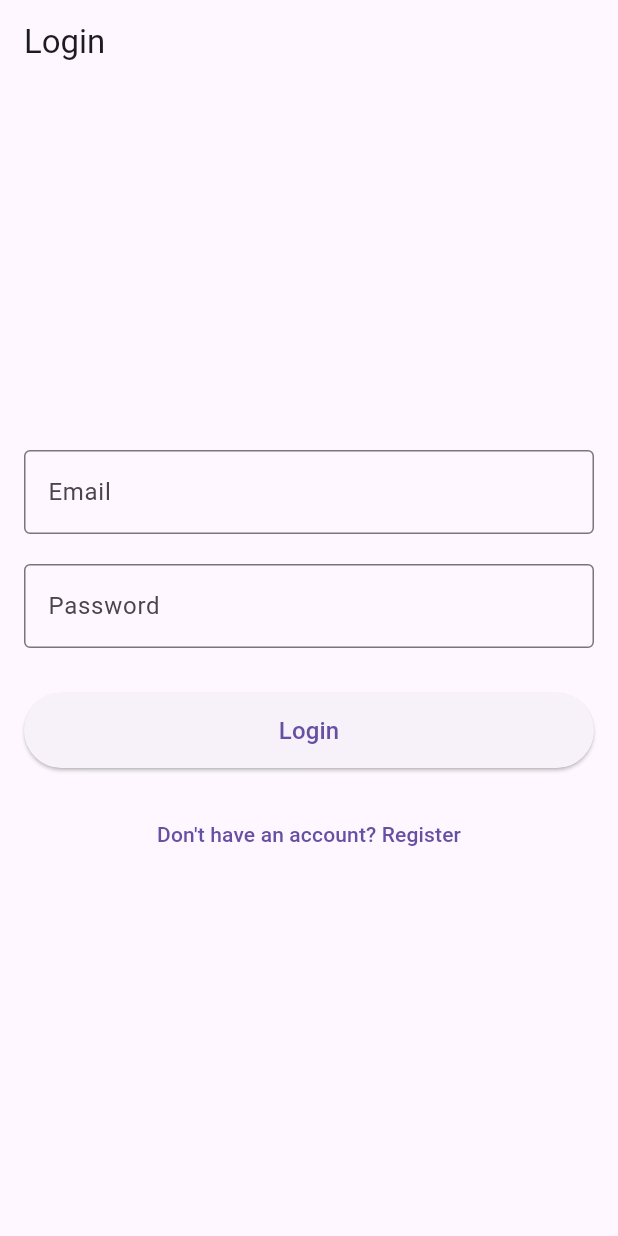
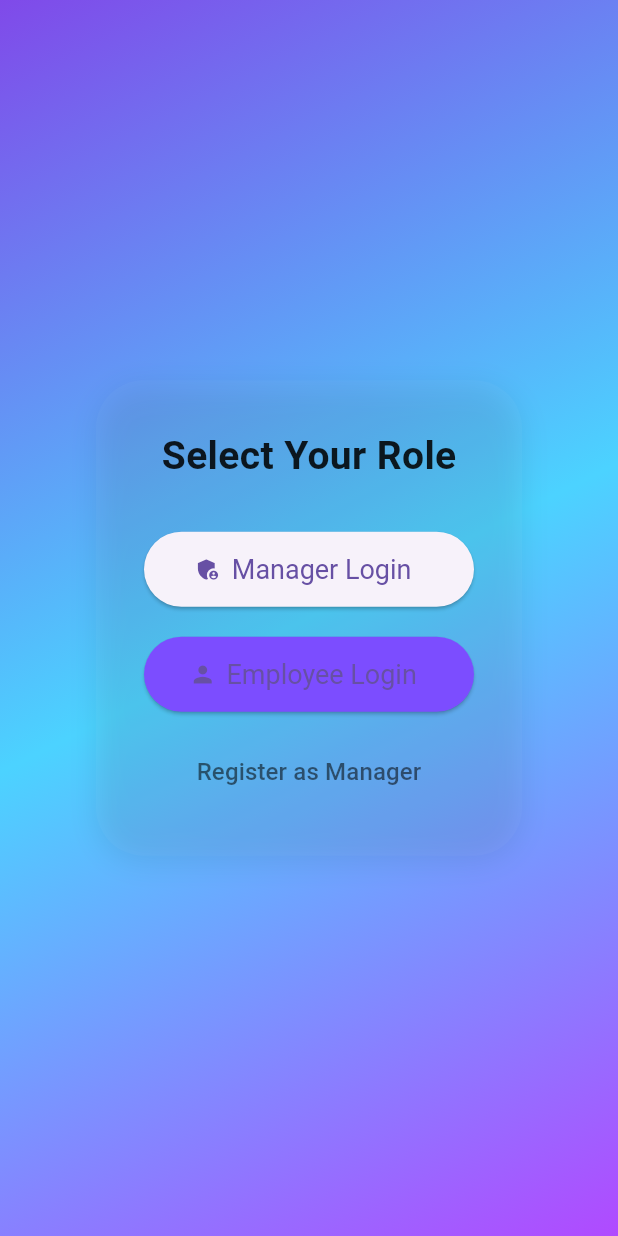
Before and after one commit to ishant9805/Inventro, a Flutter app: the screen it shows after launch, on a phone screen of 412 x 824 dp. Run offline on Flutter 3.47's test engine with Material 3 defaults, Android fonts, the phone set to English and light mode, and no system bars; our stand-ins replace get; accounts and stored records are empty.

Commit message:
Done with Splash and role selection

```diff
--- /dev/null
+++ b/lib/app/modules/auth/views/role_selection_screen.dart
@@ -0,0 +1,97 @@
+import 'package:flutter/material.dart';
+import 'package:get/get.dart';
+import 'package:inventro/app/routes/app_routes.dart';
+
+class RoleSelectionScreen extends StatelessWidget {
+  const RoleSelectionScreen({super.key});
+
+  @override
+  Widget build(BuildContext context) {
+    // Lighter version of your splash gradient
+    const List<Color> baseColors = [
+      Color(0xFF4A00E0), // Deep blue/purple
+      Color(0xFF00C3FF), // Cyan
+      Color(0xFF8F00FF), // Purple
+    ];
+    final List<Color> lightColors = baseColors.map((c) => c.withOpacity(0.7)).toList();
+
+    return Scaffold(
+      body: Container(
+        width: double.infinity,
+        height: double.infinity,
+        decoration: BoxDecoration(
+          gradient: LinearGradient(
+            begin: Alignment.topLeft,
+            end: Alignment.bottomRight,
+            colors: lightColors,
+          ),
+        ),
+        child: Center(
+          child: Container(
+            padding: const EdgeInsets.symmetric(horizontal: 32, vertical: 32),
+            decoration: BoxDecoration(
+              color: Colors.white.withAlpha(7),
+              borderRadius: BorderRadius.circular(32),
+              boxShadow: [
+                BoxShadow(
+                  color: Colors.black.withValues(alpha: 0.08),
+                  blurRadius: 16,
+                  offset: const Offset(0, 4),
+                ),
+              ],
+            ),
+            child: Column(
+              mainAxisSize: MainAxisSize.min,
+              children: [
+                const Text(
+                  "Select Your Role",
+                  style: TextStyle(
+                    fontSize: 26,
+                    fontWeight: FontWeight.bold,
+                    color: Colors.black87,
+                  ),
+                ),
+                const SizedBox(height: 32),
+                ElevatedButton.icon(
+                  icon: const Icon(Icons.admin_panel_settings),
+                  label: const Text("Manager Login"),
+                  style: ElevatedButton.styleFrom(
+                    minimumSize: const Size(220, 50),
+                    textStyle: const TextStyle(fontSize: 18),
+                  ),
+                  onPressed: () {
+                    Get.toNamed(AppRoutes.login);
+                  },
+                ),
+                const SizedBox(height: 20),
+                ElevatedButton.icon(
+                  icon: const Icon(Icons.person),
+                  label: const Text("Employee Login"),
+                  style: ElevatedButton.styleFrom(
+                    minimumSize: const Size(220, 50),
+                    backgroundColor: Colors.deepPurpleAccent,
+                    textStyle: const TextStyle(fontSize: 18),
+                  ),
+                  onPressed: () {
+                    // TODO: Add employee login route when ready
+                    Get.snackbar("Coming Soon", "Employee login coming soon!");
+                  },
+                ),
+                const SizedBox(height: 16),
+                TextButton(
+                  onPressed: () {
+                    Get.toNamed(AppRoutes.register);
+                  },
+                  child: const Text(
+                    "Register as Manager",
+                    style: TextStyle(fontSize: 16, color: Colors.black54),
+                  ),
+                ),
+              ],
+            ),
+          ),
+        ),
+      ),
+    );
+  }
+}
--- a/lib/app/routes/app_pages.dart
+++ b/lib/app/routes/app_pages.dart
@@ -1,5 +1,7 @@
 import 'package:get/get.dart';
 import 'package:inventro/app/modules/auth/views/manager/dashboard.dart';
+import 'package:inventro/app/modules/auth/views/role_selection_screen.dart';
+import 'package:inventro/app/modules/auth/views/splash_screen.dart';
 import '../modules/auth/views/manager/login_screen.dart';
 import '../modules/auth/views/manager/register_screen.dart';
 // later we will import dashboard_view.dart too
@@ -8,6 +10,14 @@ import 'app_routes.dart';
 
 class AppPages {
   static final pages = [
+    GetPage(
+      name: AppRoutes.splash,
+      page: () => const SplashScreen(),
+    ),
+    GetPage(
+      name: AppRoutes.roleSelection,
+      page: () => const RoleSelectionScreen()
+    ),
     GetPage(
       name: AppRoutes.login,
       page: () => LoginScreen(),
--- a/lib/app/routes/app_routes.dart
+++ b/lib/app/routes/app_routes.dart
@@ -1,4 +1,6 @@
 abstract class AppRoutes {
+  static const String splash = '/splash';
+  static const String roleSelection = '/role-selection';
   static const String login = '/login';
   static const String register = '/register';
   static const String dashboard = '/dashboard'; // we will make this after login
--- a/lib/main.dart
+++ b/lib/main.dart
@@ -1,31 +1,24 @@
 import 'package:flutter/material.dart';
 import 'package:get/get.dart';
-import 'package:inventro/app/modules/auth/views/manager/dashboard.dart';
-// Import app routes
-import 'package:inventro/app/modules/auth/views/manager/login_screen.dart';  // Import login screen
-import 'package:inventro/app/modules/auth/views/manager/register_screen.dart';  // Import register screen
-import 'package:inventro/app/modules/auth/controller/auth_controller.dart';  // Import AuthController for authentication logic
+import 'package:inventro/app/routes/app_routes.dart';
+import 'package:inventro/app/routes/app_pages.dart';
+import 'package:inventro/app/modules/auth/controller/auth_controller.dart';
 
 void main() {
-  runApp(MyApp());
+  // Register your AuthController globally
+  Get.put(AuthController());
+  runApp(const MyApp());
 }
 
 class MyApp extends StatelessWidget {
-  // Initialize the AuthController globally to handle state and logic
-  // ignore: unused_field
-  final AuthController _authController = Get.put(AuthController());
+  const MyApp({super.key});
 
   @override
   Widget build(BuildContext context) {
     return GetMaterialApp(
       title: 'Inventro App',
-      initialRoute: '/login',  // Set login screen as initial route
-      getPages: [
-        // Define app routes
-        GetPage(name: '/login', page: () => LoginScreen()),  // Login screen route
-        GetPage(name: '/register', page: () => RegisterScreen()),  // Register screen route
-        GetPage(name: '/dashboard', page: () => ManagerDashboard()),  // Dashboard screen route (can be any screen)
-      ],
+      initialRoute: AppRoutes.splash, // Use AppRoutes.splash or AppRoutes.managerLogin
+      getPages: AppPages.pages,       // Use the list from app_pages.dart
       debugShowCheckedModeBanner: false,
     );
   }
--- a/pubspec.yaml
+++ b/pubspec.yaml
@@ -62,8 +62,8 @@ flutter:
   uses-material-design: true
 
   # To add assets to your application, add an assets section, like this:
-  # assets:
-  #   - images/a_dot_burr.jpeg
+  assets:
+   - assets/images/logo.jpg
   #   - images/a_dot_ham.jpeg
 
   # An image asset can refer to one or more resolution-specific "variants", see
```
Also changed, not shown: lib/app/modules/auth/views/splash_screen.dart (added, +78 -0 lines), assets/images/logo.jpg (added).
